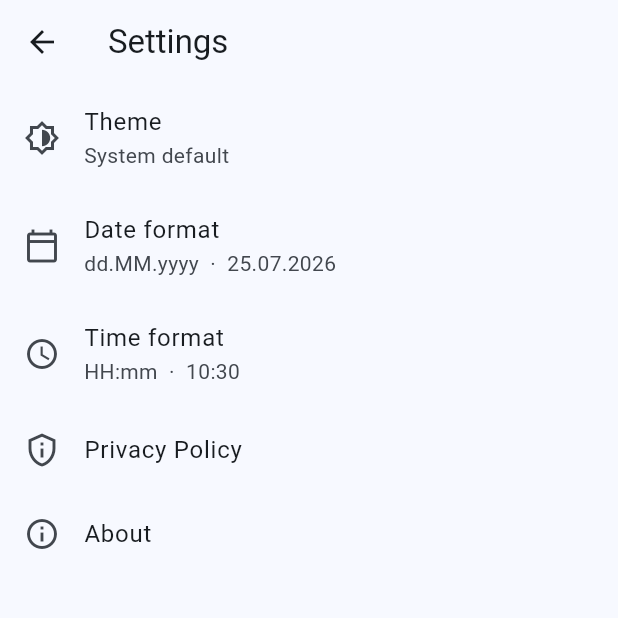
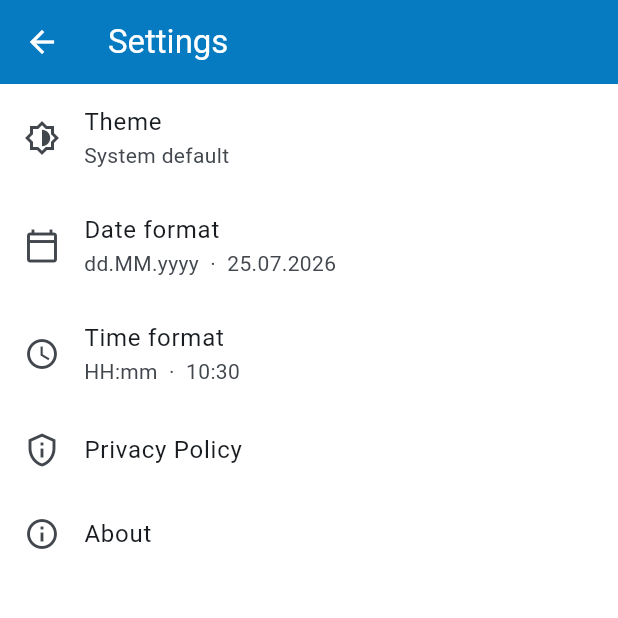
Before and after one commit to janstol/ThingViewer, a Flutter app: the screen it shows after launch, after a tap on the "settings" icon, on a phone screen of 412 x 824 dp, the top half of it. Run offline on Flutter 3.47's test engine with Material 3 defaults, Android fonts, the phone set to English and light mode, and no system bars; our stand-ins replace fl_chart, hive_flutter, package_info_plus, shared_preferences; accounts and stored records are empty.

Commit message:
Restore Material 2 brand look with explicit theme roles
ColorScheme.fromSeed's tonal generation crushed the brand blue/green and
tinted surfaces, and the AppBar/FAB defaults changed under Material 3.
Rewrite theme.dart to declare colour roles explicitly instead of relying
on seeding: solid blue AppBar, green FAB with black "+", near-black dark
surfaces with no colour tint.

Add a BrandColors ThemeExtension carrying a WCAG AA-compliant dataAccent
colour for chart lines and value text, since brandGreen itself is only
2.43:1 on white. Update call sites in channel_detail_screen.dart and
channel_list_screen.dart accordingly, including a selectedColor override
so selected list tiles stop rendering text in brandGreen (also fails AA).

Add values-night/colors.xml so the Android launch splash matches the
dark theme instead of flashing blue before snapping to black.

Add theme_test.dart asserting brand colours land in the intended roles
and pass WCAG AA contrast in both light and dark mode.

```diff
--- a/lib/screens/channel_detail/channel_detail_screen.dart
+++ b/lib/screens/channel_detail/channel_detail_screen.dart
@@ -5,6 +5,7 @@ import '../../api/thingspeak_api.dart';
 import '../../l10n/app_localizations.dart';
 import '../../models/channel.dart';
 import '../../models/field.dart';
+import '../../theme.dart';
 import '../field_chart/field_chart_screen.dart';
 import '../settings/settings_notifier.dart';
 import 'channel_detail_notifier.dart';
@@ -121,7 +122,7 @@ class _FieldList extends StatelessWidget {
         final dateFmt = DateFormat(
           '${settings.dateFormat} ${settings.timeFormat}',
         );
-        final primaryColor = Theme.of(context).colorScheme.primary;
+        final dataAccent = Theme.of(context).extension<BrandColors>()!.dataAccent;
         return ListView.builder(
           itemCount: fields.length,
           itemBuilder: (context, i) {
@@ -138,7 +139,7 @@ class _FieldList extends StatelessWidget {
                   ? Text(
                       field.lastValue!.toStringAsFixed(2),
                       style: Theme.of(context).textTheme.titleMedium?.copyWith(
-                            color: primaryColor,
+                            color: dataAccent,
                             fontWeight: FontWeight.bold,
                           ),
                     )
--- a/lib/theme.dart
+++ b/lib/theme.dart
@@ -1,33 +1,111 @@
 import 'package:flutter/material.dart';
 
-// Blue drives the overall scheme (app bar, surfaces, secondary).
-const _blue = Color(0xFF067BC2);
-// Green overrides the primary cluster (buttons, FAB) to match the old app's
-// Material 2 secondary/accent colour that users are familiar with.
-const _green = Color(0xFF20BF55);
+// Brand colours from the old Material 2 app (AppThemeColors).
+const brandBlue = Color(0xFF067BC2);
+const brandGreen = Color(0xFF20BF55);
+
+// Text/chart colour that reads on both a white and a near-black surface —
+// brandGreen itself is only 2.43:1 on white, too low for text (see
+// BrandColors.dataAccent).
+const _dataAccentLight = Color(0xFF0F7A34);
+const _dataAccentDark = Color(0xFF3DD672);
+
+/// Extra brand colour roles that don't map onto a Material [ColorScheme]
+/// role (e.g. a chart series colour distinct from the primary fill colour).
+@immutable
+class BrandColors extends ThemeExtension<BrandColors> {
+  final Color dataAccent;
+
+  const BrandColors({required this.dataAccent});
+
+  static const light = BrandColors(dataAccent: _dataAccentLight);
+  static const dark = BrandColors(dataAccent: _dataAccentDark);
+
+  @override
+  BrandColors copyWith({Color? dataAccent}) =>
+      BrandColors(dataAccent: dataAccent ?? this.dataAccent);
+
+  @override
+  BrandColors lerp(ThemeExtension<BrandColors>? other, double t) {
+    if (other is! BrandColors) return this;
+    return BrandColors(
+      dataAccent: Color.lerp(dataAccent, other.dataAccent, t)!,
+    );
+  }
+}
 
 class AppTheme {
   AppTheme._();
 
-  static ThemeData light() => ThemeData(
-        useMaterial3: true,
-        colorScheme: _scheme(Brightness.light),
-      );
+  static ThemeData light() => _theme(Brightness.light);
+  static ThemeData dark() => _theme(Brightness.dark);
 
-  static ThemeData dark() => ThemeData(
-        useMaterial3: true,
-        colorScheme: _scheme(Brightness.dark),
-      );
+  static ThemeData _theme(Brightness brightness) {
+    final isDark = brightness == Brightness.dark;
+    final scheme = _scheme(brightness);
 
-  /// Merges two M3 palettes: blue for surfaces/secondary, green for primary.
+    return ThemeData(
+      useMaterial3: true,
+      brightness: brightness,
+      colorScheme: scheme,
+      scaffoldBackgroundColor: scheme.surface,
+      extensions: [isDark ? BrandColors.dark : BrandColors.light],
+      appBarTheme: AppBarThemeData(
+        backgroundColor: isDark ? scheme.surface : brandBlue,
+        foregroundColor: Colors.white,
+        elevation: 0,
+        surfaceTintColor: Colors.transparent,
+      ),
+      floatingActionButtonTheme: const FloatingActionButtonThemeData(
+        backgroundColor: brandGreen,
+        foregroundColor: Colors.black,
+      ),
+    );
+  }
+
+  /// Declares brand colour roles explicitly rather than letting
+  /// [ColorScheme.fromSeed]'s tonal-palette generator (which crushes
+  /// chroma and tints surfaces) decide them. `fromSeed` still fills in
+  /// [ColorScheme.error]/[ColorScheme.outline]/inverse-* sensibly.
   static ColorScheme _scheme(Brightness brightness) {
-    final blue = ColorScheme.fromSeed(seedColor: _blue, brightness: brightness);
-    final green = ColorScheme.fromSeed(seedColor: _green, brightness: brightness);
-    return blue.copyWith(
-      primary: green.primary,
-      onPrimary: green.onPrimary,
-      primaryContainer: green.primaryContainer,
-      onPrimaryContainer: green.onPrimaryContainer,
+    final isDark = brightness == Brightness.dark;
+
+    final surface = isDark ? const Color(0xFF121212) : Colors.white;
+    final surfaceContainerLow =
+        isDark ? const Color(0xFF1A1A1A) : const Color(0xFFF7F7F7);
+    final surfaceContainer =
+        isDark ? const Color(0xFF1E1E1E) : const Color(0xFFF2F2F2);
+    final surfaceContainerHigh =
+        isDark ? const Color(0xFF242424) : const Color(0xFFEBEBEB);
+
+    // Container tones for the green cluster must come from a green-seeded
+    // palette, not the blue base seed below — otherwise primaryContainer
+    // stays blue-derived while primary is green (the "half-done splice"
+    // that produced mismatched buttons before this rewrite).
+    final greenContainers = ColorScheme.fromSeed(
+      seedColor: brandGreen,
+      brightness: brightness,
+    );
+
+    return ColorScheme.fromSeed(
+      seedColor: brandBlue,
+      brightness: brightness,
+      // Green = action (buttons, FAB); black/white foreground per WCAG,
+      // see AppTheme.floatingActionButtonTheme.
+      primary: brandGreen,
+      onPrimary: Colors.black,
+      primaryContainer: greenContainers.primaryContainer,
+      onPrimaryContainer: greenContainers.onPrimaryContainer,
+      // Blue = identity/selection (app bar, selected list tiles).
+      secondary: brandBlue,
+      onSecondary: Colors.white,
+      surface: surface,
+      surfaceContainerLow: surfaceContainerLow,
+      surfaceContainer: surfaceContainer,
+      surfaceContainerHigh: surfaceContainerHigh,
+      // Transparent tint stops M3 from washing elevated surfaces with a
+      // coloured overlay — the main cause of the "muddy" default look.
+      surfaceTint: Colors.transparent,
     );
   }
 }
```
Also changed, not shown: lib/screens/channel_list/channel_list_screen.dart (+12 -3 lines), 2 other files.
